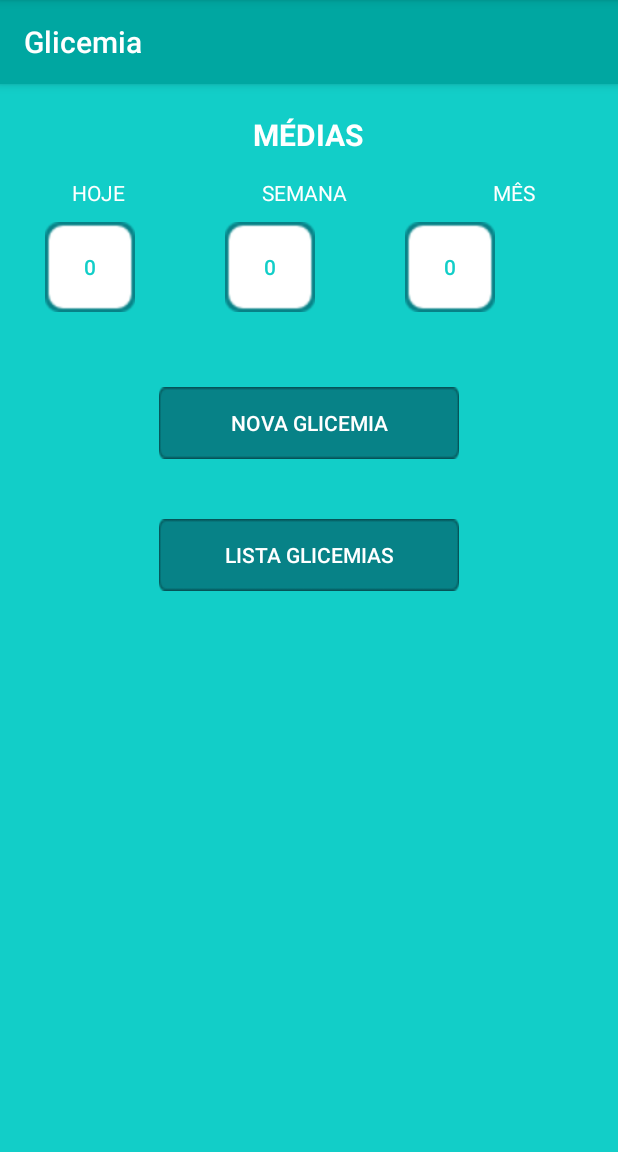
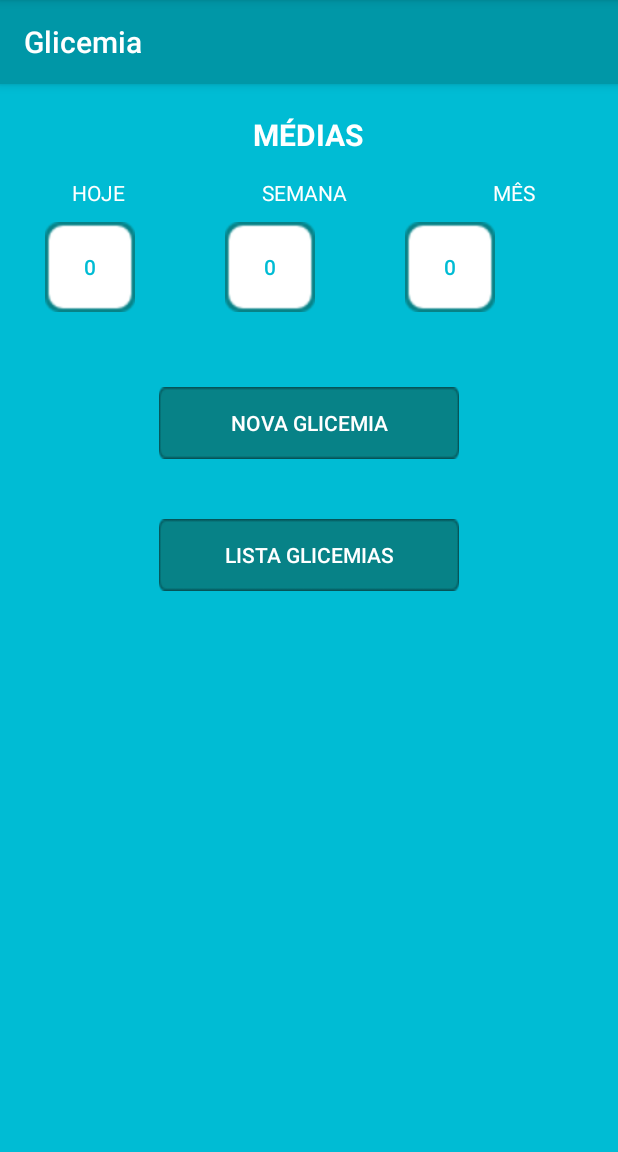
Before and after one commit to FernandaBernardo/diabetes-mais-doce, an Android app: the fragment DashboardGlicemiaFragment placed in its activity, on a phone screen of 412 x 824 dp, the part 84-1236 px from its top. Run offline under Robolectric (Android 15) with nearby library versions, the phone set to English and light mode, and no system bars; libraries missing offline, so code that uses them is left out: com.mikepenz.materialdrawer; 10 statements that could not run were skipped.

Commit message:
atualizando cores para nova paleta

```diff
--- a/app/src/main/res/layout/bem_vindo.xml
+++ b/app/src/main/res/layout/bem_vindo.xml
@@ -21,7 +21,7 @@
 		    android:textSize="20sp"
 		    android:gravity="center"
 		    android:textStyle="bold"
-	        android:textColor="@color/blue"
+	        android:textColor="@color/primary"
 		    android:layout_width="match_parent"
 		    android:layout_height="wrap_content"
 		    android:text="@string/bem_vindo"/>
--- a/app/src/main/res/layout/configurar_perfil.xml
+++ b/app/src/main/res/layout/configurar_perfil.xml
@@ -9,7 +9,7 @@
 	    android:layout_width="fill_parent"
 	    android:layout_height="0dp"
 	    android:layout_weight="1"
-	    android:background="@color/blue" >
+	    android:background="@color/primary" >
 
 	    <Button
 	        style="@style/dashboard_button"
--- a/app/src/main/res/layout/dado_incorreto.xml
+++ b/app/src/main/res/layout/dado_incorreto.xml
@@ -3,7 +3,7 @@
     android:layout_width="match_parent"
     android:layout_height="match_parent"
     android:orientation="vertical"
-    android:background="@color/blue">
+    android:background="@color/primary">
 
     <TextView
         android:layout_width="match_parent"
--- a/app/src/main/res/layout/dashboard_calculadora.xml
+++ b/app/src/main/res/layout/dashboard_calculadora.xml
@@ -4,7 +4,7 @@
     android:layout_width="fill_parent"
     android:layout_height="fill_parent"
     android:layout_weight="1"
-    android:background="@color/blue" >
+    android:background="@color/primary" >
 
 	<Button
 	    android:layout_width="200dp"
--- a/app/src/main/res/layout/dashboard_glicemia.xml
+++ b/app/src/main/res/layout/dashboard_glicemia.xml
@@ -5,7 +5,7 @@
     android:layout_height="fill_parent"
     android:orientation="vertical"
     android:layout_weight="1"
-    android:background="@color/blue"
+    android:background="@color/primary"
     android:gravity="center_horizontal">
 
     <TextView
@@ -69,14 +69,14 @@
 		    android:layout_height="60dp"
 		    android:background="@drawable/botao"
 		    android:id="@+id/media_glicemia_hoje"
-		    android:textColor="@color/blue"
+		    android:textColor="@color/primary"
 		    android:layout_marginRight="30dp"/>
 		<Button
 		    android:layout_width="60dp"
 		    android:layout_height="60dp"
 		    android:background="@drawable/botao"
 		    android:id="@+id/media_glicemia_semana"
-		    android:textColor="@color/blue"
+		    android:textColor="@color/primary"
 		    android:layout_marginRight="30dp"
 		    android:layout_marginLeft="30dp"/>
 		<Button
@@ -84,7 +84,7 @@
 		    android:layout_height="60dp"
 		    android:background="@drawable/botao"
 		    android:id="@+id/media_glicemia_mes"
-		    android:textColor="@color/blue"
+		    android:textColor="@color/primary"
 		    android:layout_marginLeft="30dp"/>
 	</LinearLayout>
 
--- a/app/src/main/res/layout/dashboard_layout.xml
+++ b/app/src/main/res/layout/dashboard_layout.xml
@@ -4,7 +4,7 @@
     android:layout_width="fill_parent"
     android:layout_height="fill_parent"
     android:layout_weight="1"
-    android:background="@color/blue" >
+    android:background="@color/primary" >
 
    	<Button
    	    style="@style/dashboard_button"
--- a/app/src/main/res/layout/dashboard_lembrete.xml
+++ b/app/src/main/res/layout/dashboard_lembrete.xml
@@ -5,7 +5,7 @@
     android:layout_height="fill_parent"
     android:orientation="vertical"
     android:layout_weight="1"
-    android:background="@color/blue" >
+    android:background="@color/primary" >
 
     <Button
         android:layout_marginTop="40dp"
--- a/app/src/main/res/layout/item_refeicao.xml
+++ b/app/src/main/res/layout/item_refeicao.xml
@@ -17,7 +17,7 @@
 	        android:layout_width="wrap_content"
 	        android:layout_height="wrap_content"
             android:id="@+id/refeicao_total_cho"
-            android:textColor="@color/blue"
+            android:textColor="@color/primary"
 			android:layout_below="@id/refeicao_tipo_refeicao"
 			android:layout_marginTop="3dp"
         	android:layout_alignParentLeft="true"/>
--- a/app/src/main/res/layout/lista_busca_alimento.xml
+++ b/app/src/main/res/layout/lista_busca_alimento.xml
@@ -23,7 +23,7 @@
         android:gravity="center"
         android:text="Não conseguiu encontrar um alimento? Cadastre no aplicativo!"
         android:layout_marginTop="10dp"
-        android:textColor="@color/blue"
+        android:textColor="@color/primary"
         android:background="@drawable/list_item_style"
         android:id="@+id/cadastrar_alimento"
         />
@@ -48,7 +48,7 @@
             android:layout_weight="1"
             android:id="@+id/cancelar_alimentos"
             android:background="@drawable/botao_escuro"
-            android:textColor="@color/white"
+            android:textColor="@color/icons"
             android:layout_marginRight="20dp"
             android:drawablePadding="-5dp"
             android:paddingLeft="5dp"
@@ -59,7 +59,7 @@
             android:layout_weight="1"
             android:id="@+id/conclui_alimentos"
             android:background="@drawable/botao_escuro"
-            android:textColor="@color/white"
+            android:textColor="@color/icons"
             android:text="@string/concluido"/>
     </LinearLayout>
 
--- a/app/src/main/res/layout/main.xml
+++ b/app/src/main/res/layout/main.xml
@@ -9,9 +9,9 @@
         android:id="@+id/header"
         android:layout_width="match_parent"
         android:layout_height="?attr/actionBarSize"
-        android:background="@color/dark_blue"
+        android:background="@color/primary_dark"
         android:elevation="4dp"
-        app:titleTextColor="@color/white"
+        app:titleTextColor="@color/icons"
         android:theme="@style/ThemeOverlay.AppCompat.ActionBar"
         app:popupTheme="@style/ThemeOverlay.AppCompat.Light"/>
 
--- a/app/src/main/res/layout/novo_alimento_diferente.xml
+++ b/app/src/main/res/layout/novo_alimento_diferente.xml
@@ -12,7 +12,7 @@
         android:text="@string/novo_alimento"
         android:gravity="center"
         android:textStyle="bold"
-        android:textColor="@color/blue"
+        android:textColor="@color/primary"
         android:layout_marginBottom="20dp"
         android:textAllCaps="true"
         android:textSize="20sp"/>
--- a/app/src/main/res/layout/preencher_dados_medicos.xml
+++ b/app/src/main/res/layout/preencher_dados_medicos.xml
@@ -5,7 +5,7 @@
     android:layout_gravity="center"
     android:orientation="vertical"
     android:padding="30dp"
-    android:background="@color/blue">
+    android:background="@color/primary">
 
     <ScrollView
             android:layout_width="fill_parent"
--- a/app/src/main/res/layout/seleciona_qtd_alimentos.xml
+++ b/app/src/main/res/layout/seleciona_qtd_alimentos.xml
@@ -15,7 +15,7 @@
         android:layout_height="wrap_content"
         android:text="@string/concluido"
         android:id="@+id/conclui_qtd"
-        android:textColor="@color/white"
+        android:textColor="@color/icons"
         android:layout_marginTop="10dp"
         android:background="@drawable/botao_escuro"/>
 
--- a/app/src/main/res/values/colors.xml
+++ b/app/src/main/res/values/colors.xml
@@ -1,7 +1,11 @@
 <?xml version="1.0" encoding="utf-8"?>
 <resources>
-	<color name="dark_blue">#00a7a1</color>
-	<color name="blue">#12cec8</color>
-	<color name="white">#FFFFFF</color>
-	<color name="black">#000000</color>
+	<color name="primary_dark">#0097A7</color>
+	<color name="primary">#00BCD4</color>
+    <color name="primary_light">#B2EBF2</color>
+    <color name="accent">#FF4081</color>
+    <color name="icons">#FFFFFF</color>
+    <color name="primary_text">#000000</color>
+    <color name="secondary_text">#727272</color>
+    <color name="divider">#B6B6B6</color>
 </resources>
--- a/app/src/main/res/values/styles.xml
+++ b/app/src/main/res/values/styles.xml
@@ -7,17 +7,17 @@
         <item name="android:drawablePadding">2dp</item>
         <item name="android:textSize">16dp</item>
         <item name="android:textStyle">bold</item>
-        <item name="android:textColor">@color/white</item>
+        <item name="android:textColor">@color/icons</item>
         <item name="android:background">@null</item>
     </style>
     <style name="new_dashboard_button">
         <item name="android:layout_width">fill_parent</item>
         <item name="android:layout_height">wrap_content</item>
-        <item name="android:textColor">@color/white</item>
+        <item name="android:textColor">@color/icons</item>
         <item name="android:textSize">14dp</item>
         <item name="android:gravity">left|center_vertical</item>
         <item name="android:drawablePadding">20dp</item>
-        <item name="android:background">@color/blue</item>
+        <item name="android:background">@color/primary</item>
         <item name="android:drawableRight">@drawable/arrow</item>
         <item name="android:padding">20dp</item>
         <item name="android:layout_marginBottom">8dp</item>
```
